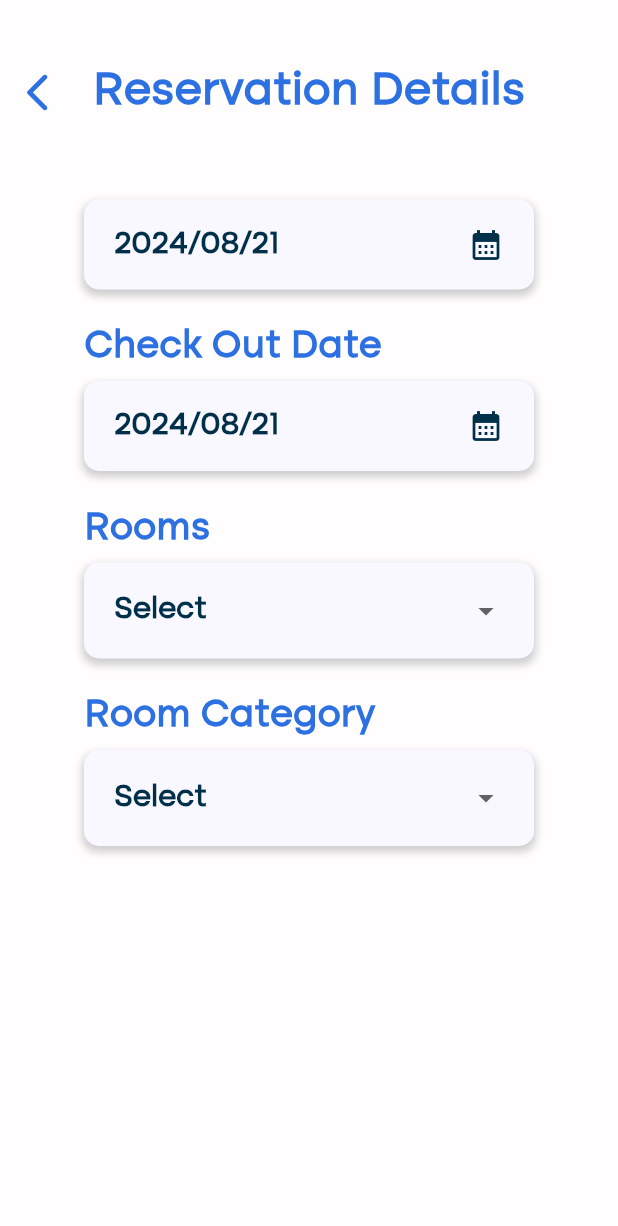
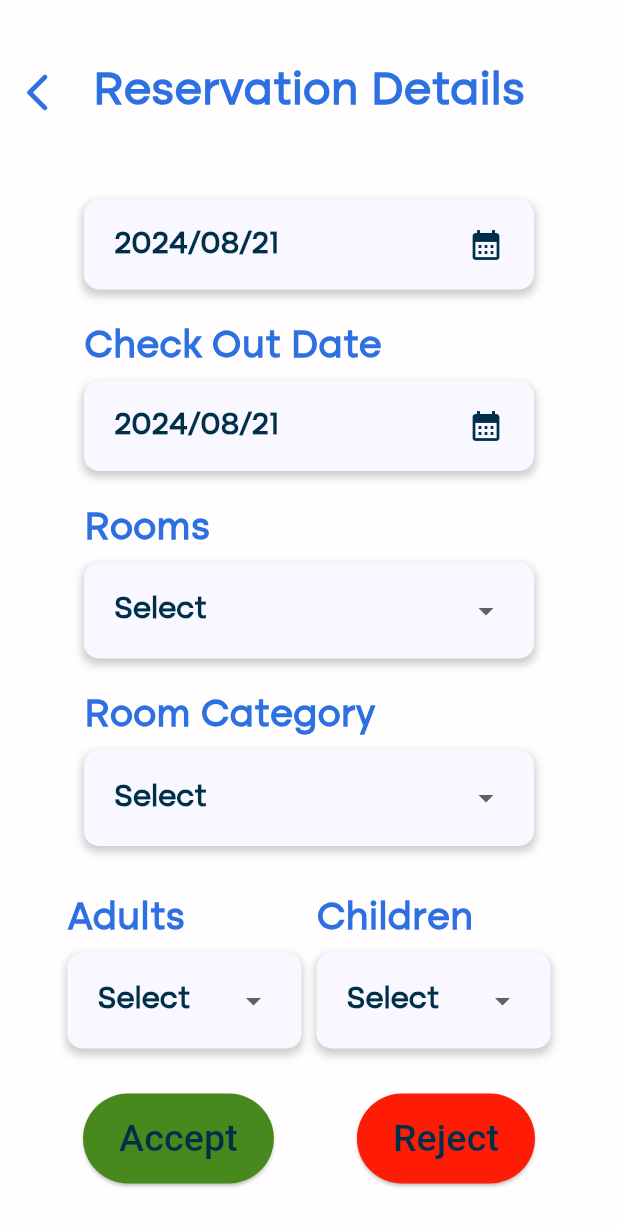
Before and after one commit to SEP-G16/hotel-manager-app, a Flutter app: the ReservationDetailsScreen screen opened directly, scrolled down 254 dp, on a phone screen of 412 x 824 dp. Shown: the top 1226 px of the screen. Run offline on Flutter 3.47's test engine with Material 3 defaults, Android fonts, the phone set to English and light mode, and no system bars; our stand-ins replace cached_network_image, flutter_svg, get.

Commit message:
adjusted for the mobile view

```diff
--- a/lib/views/reservation_details.dart
+++ b/lib/views/reservation_details.dart
@@ -147,7 +147,8 @@ class ReservationDetailsScreen extends StatelessWidget {
 
                     // Adults and Children Count
                 Padding(
-                  padding: EdgeInsets.symmetric(horizontal: 345.0, vertical: 10.0),
+
+                  padding: EdgeInsets.symmetric(horizontal: 45.0, vertical: 10.0),
                     child: Row(
 
                       children: [
@@ -205,7 +206,7 @@ class ReservationDetailsScreen extends StatelessWidget {
                       ],
                     ),
                 ),
-                    SizedBox(height: 40.0),
+                    SizedBox(height: 10.0),
                     Row(
                       mainAxisAlignment: MainAxisAlignment.spaceEvenly,
                       children: <Widget>[
@@ -216,11 +217,11 @@ class ReservationDetailsScreen extends StatelessWidget {
                           child: Text(
                             'Accept',
                             style: TextStyle(
-                                fontSize: 30, color: ColourConstants.richBlack),
+                                fontSize: 25, color: ColourConstants.richBlack),
                           ),
                           style: ElevatedButton.styleFrom(
                             backgroundColor: ColourConstants.green,
-                            minimumSize: Size(200, 60),
+                            minimumSize: Size(100, 60),
                           ),
                         ),
                         ElevatedButton(
@@ -230,11 +231,11 @@ class ReservationDetailsScreen extends StatelessWidget {
                           child: Text('Reject',
                               style: TextStyle(
 
-                                  fontSize: 30,
+                                  fontSize: 25,
                                   color: ColourConstants.richBlack)),
                           style: ElevatedButton.styleFrom(
                             backgroundColor: ColourConstants.red,
-                            minimumSize: Size(200, 60),
+                            minimumSize: Size(100, 60),
                           ),
                         ),
                       ],
```
